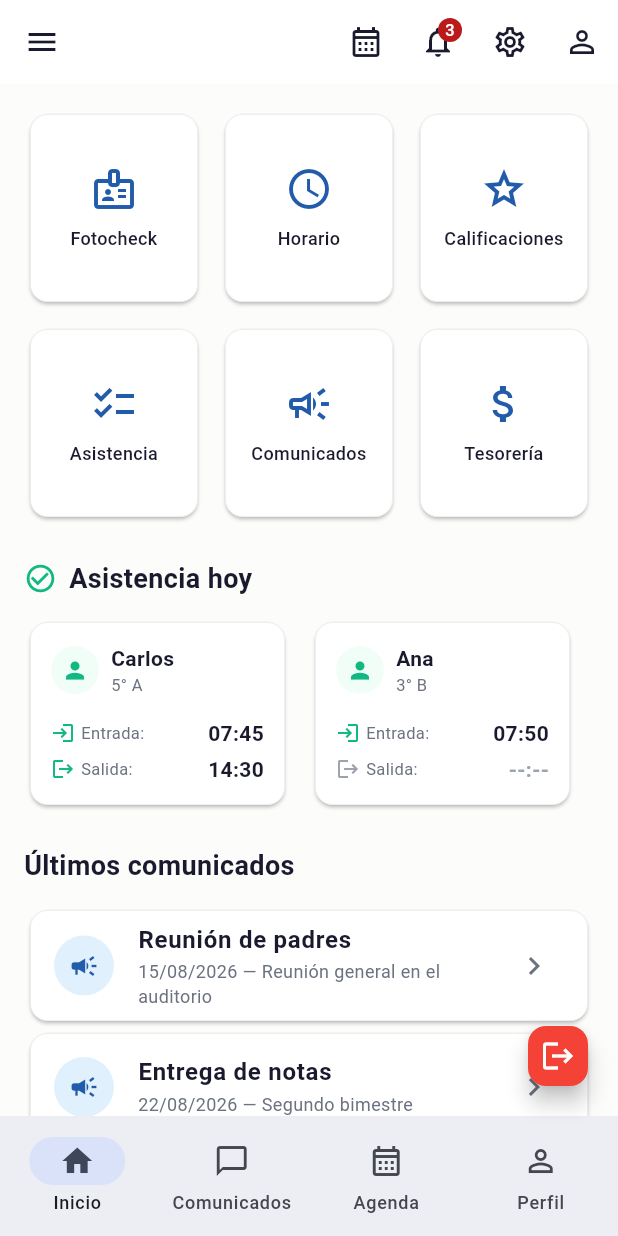
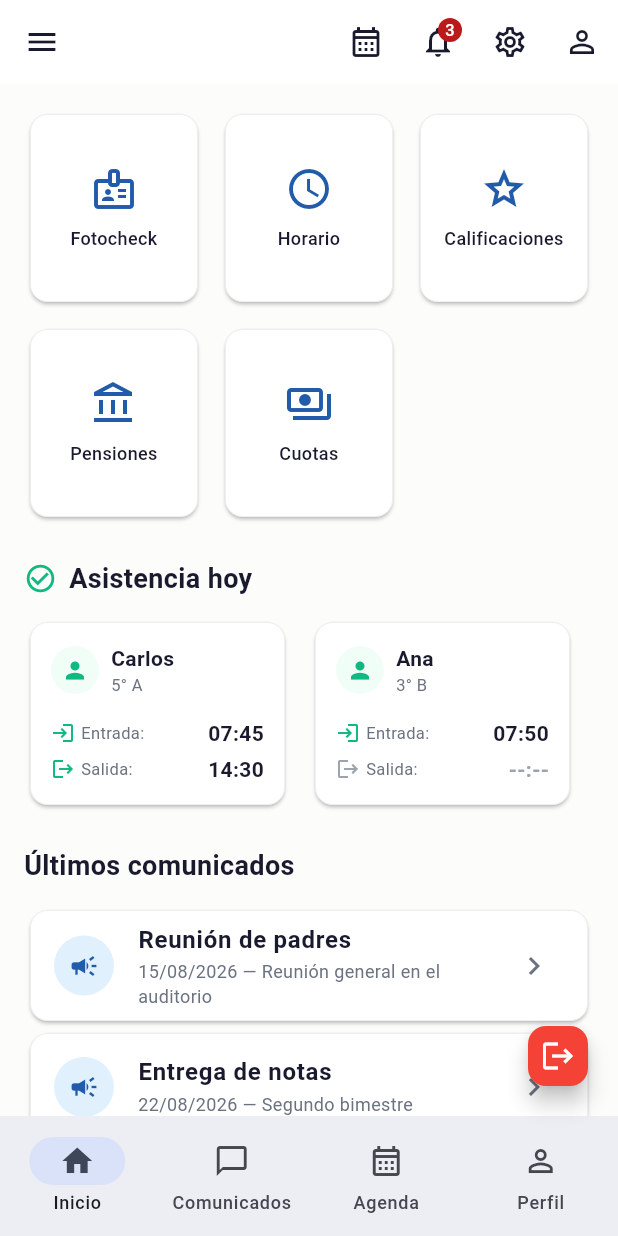
Before and after one commit to yerson001/cole-app, a Flutter app: the ParentScreen screen opened by its route, on a phone screen of 412 x 824 dp. Run offline on Flutter 3.47's test engine with Material 3 defaults, Android fonts, the phone set to English and light mode, and no system bars; our stand-ins replace equatable, flutter_bloc, get_it, injectable, shared_preferences; missing offline and left inert: tutorial_coach_mark; accounts and stored records are empty.

Commit message:
feat(parent): update home grid with sub-options
Grid now shows: Fotocheck, Horario, Calificaciones, Pensiones, Cuotas

```diff
--- a/lib/features/parent/presentation/screens/parent_screen.dart
+++ b/lib/features/parent/presentation/screens/parent_screen.dart
@@ -220,9 +220,8 @@ class ParentScreen extends StatelessWidget {
       {'icon': Icons.badge_outlined, 'label': 'Fotocheck'},
       {'icon': Icons.schedule_outlined, 'label': 'Horario'},
       {'icon': Icons.grade_outlined, 'label': 'Calificaciones'},
-      {'icon': Icons.checklist_outlined, 'label': 'Asistencia'},
-      {'icon': Icons.campaign_outlined, 'label': 'Comunicados'},
-      {'icon': Icons.attach_money_outlined, 'label': 'Tesorería'},
+      {'icon': Icons.account_balance_outlined, 'label': 'Pensiones'},
+      {'icon': Icons.payments_outlined, 'label': 'Cuotas'},
     ];
     return GridView.builder(
       shrinkWrap: true,
```
